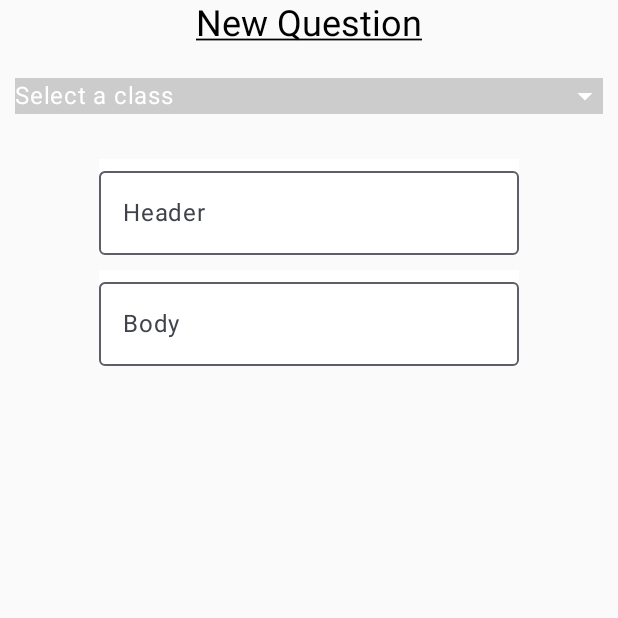
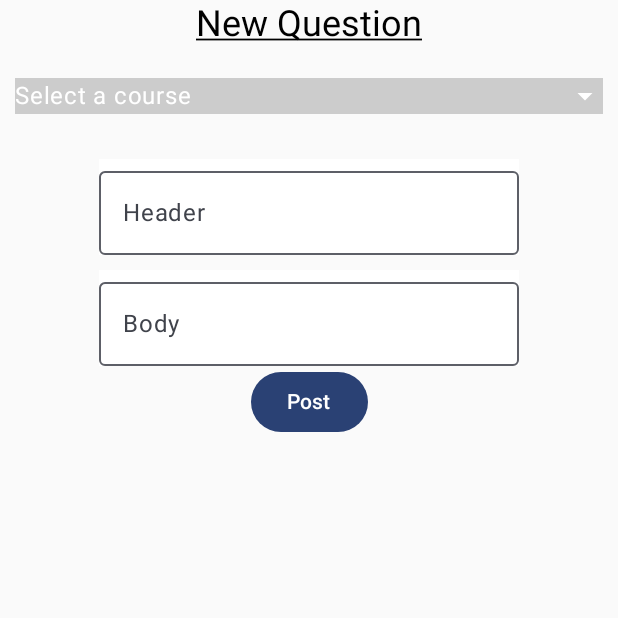
Before and after one commit to bcrankin01/HelpMeOut, an Android app built with Jetpack Compose: the NewQuestionScreen screen opened through its navigation route, on a phone screen of 412 x 824 dp, the top half of it. Run offline under Robolectric (Android 15) with nearby library versions, the phone set to English and light mode, and no system bars; our stand-ins replace Firebase (no records; nobody signed in at launch, a user with empty details on screens opened directly).

Commit message:
Posting question functionality

```diff
--- a/app/src/main/java/com/example/riptidejc/Navigation.kt
+++ b/app/src/main/java/com/example/riptidejc/Navigation.kt
@@ -32,7 +32,7 @@ fun Navigation(
         composable(
             route = Screen.NewQuestionScreen.route
         ) {
-            NewQuestionScreen()
+            NewQuestionScreen(navController)
         }
         composable(
             route = Screen.TeacherFeedScreen.route
--- a/app/src/main/java/com/example/riptidejc/NewQuestionScreen.kt
+++ b/app/src/main/java/com/example/riptidejc/NewQuestionScreen.kt
@@ -3,6 +3,7 @@ package com.example.riptidejc
 import androidx.compose.foundation.background
 import androidx.compose.foundation.clickable
 import androidx.compose.foundation.layout.*
+import androidx.compose.material3.Button
 import androidx.compose.material3.MaterialTheme
 import androidx.compose.material3.OutlinedTextField
 import androidx.compose.material3.Text
@@ -12,12 +13,18 @@ import androidx.compose.ui.Modifier
 import androidx.compose.ui.graphics.Color
 import androidx.compose.ui.text.style.TextDecoration
 import androidx.compose.ui.unit.dp
+import androidx.navigation.NavController
+import androidx.navigation.compose.rememberNavController
+import com.google.firebase.auth.FirebaseAuth
 import com.google.firebase.database.DatabaseError
 
 private var firebaseManager = FirebaseManager()
+private lateinit var auth: FirebaseAuth
 
 @Composable
-fun NewQuestionScreen() {
+fun NewQuestionScreen(
+    navController: NavController
+) {
 
     var courses by remember {
         mutableStateOf(listOf<Pair<String, Course>>())
@@ -32,8 +39,10 @@ fun NewQuestionScreen() {
     }
 
     var selectedCourse by remember {
-        mutableStateOf("Select a class")
+        mutableStateOf<Pair<String, Course>?>(null)
     }
+
+    auth = FirebaseAuth.getInstance()
 
     firebaseManager.getStudentEnrollments(object: FirebaseManager.GetStudentEnrollmentsListener {
         override fun onSuccess(courseList: List<Pair<String, Course>>) {
@@ -58,16 +67,17 @@ fun NewQuestionScreen() {
         )
         Spacer(modifier = Modifier.height(10.dp))
         DropDown(
-            text = "$selectedCourse",
+            text = "${selectedCourse?.second?.name ?: "Select a course"}",
             modifier = Modifier.padding(10.dp),
-        ) {
+        )
+        {
             for (course in courses) {
                 Text(
                     text = course.second.name.toString(),
                     modifier = Modifier
                         .fillMaxWidth()
                         .height(20.dp)
-                        .clickable { selectedCourse = course.second.name.toString()},
+                        .clickable { selectedCourse = course },
                 )
             }
         }
@@ -94,5 +104,13 @@ fun NewQuestionScreen() {
             },
             label = { Text("Body") }, // Hint for the password field
         )
+        Button(
+            onClick = {
+                firebaseManager.postQuestion(selectedCourse?.first.toString(), header, body)
+                navController.navigate("myquestions_screen")
+            }
+        ){
+            Text(text = "Post")
+        }
     }
 }
```
